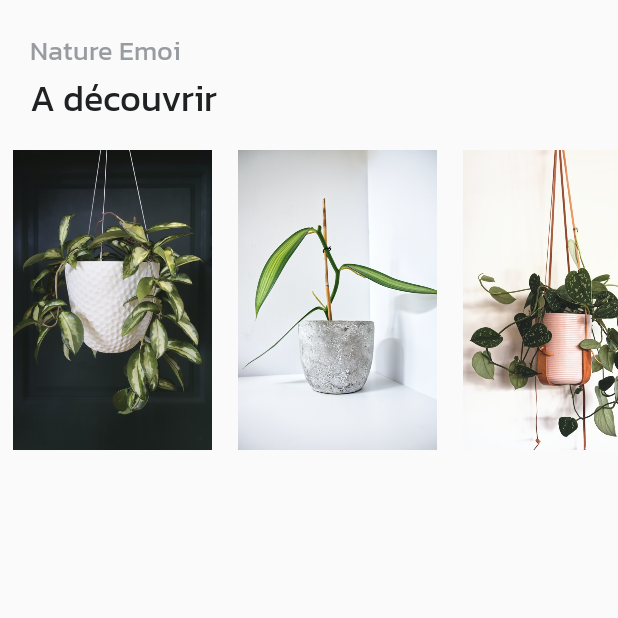
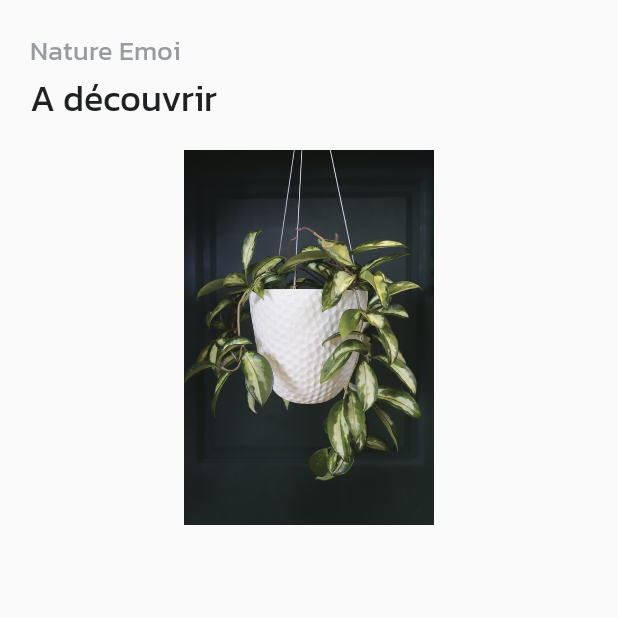
Before and after one commit to walidsrk/Kotlin_app_nature_collection, an Android app: the screen it shows after launch (MainActivity), on a phone screen of 412 x 824 dp, the top half of it. Run offline under Robolectric (Android 15) with nearby library versions, the phone set to English and light mode, and no system bars.

Commit message:
create a list of image plant

```diff
--- /dev/null
+++ b/app/src/main/java/be/waser/naturecollection/adapter/PlantAdapter.kt
@@ -0,0 +1,28 @@
+package be.waser.naturecollection.adapter
+
+import android.view.LayoutInflater
+import android.view.View
+import android.view.ViewGroup
+import android.widget.ImageView
+import androidx.recyclerview.widget.RecyclerView
+import be.waser.naturecollection.R
+
+class PlantAdapter : RecyclerView.Adapter<PlantAdapter.ViewHolder>(){
+
+    // boite pour ranger tout les composants à controler
+    class ViewHolder(view: View) : RecyclerView.ViewHolder(view){
+        //image de la plante
+        val plantImage = view.findViewById<ImageView>(R.id.image_item)
+    }
+
+    override fun onCreateViewHolder(parent: ViewGroup, viewType: Int): ViewHolder {
+        val view = LayoutInflater.from(parent.context).inflate(R.layout.item_horizontal_plant,parent,false)
+        return ViewHolder(view)
+    }
+
+    override fun getItemCount(): Int {
+        return 5
+    }
+
+    override fun onBindViewHolder(holder: ViewHolder, position: Int) {}
+}
--- /dev/null
+++ b/app/src/main/java/be/waser/naturecollection/fragments/HomeFragment.kt
@@ -0,0 +1,23 @@
+package be.waser.naturecollection.fragments
+
+import android.os.Bundle
+import android.view.LayoutInflater
+import android.view.View
+import android.view.ViewGroup
+import androidx.fragment.app.Fragment
+import androidx.recyclerview.widget.RecyclerView
+import be.waser.naturecollection.R
+import be.waser.naturecollection.adapter.PlantAdapter
+
+class HomeFragment : Fragment() {
+
+    override fun onCreateView(inflater: LayoutInflater, container: ViewGroup?, savedInstanceState: Bundle?): View? {
+        val view = inflater?.inflate(R.layout.fragment_home, container, false)
+
+        //recuperer le recyclerview
+        val horizontalRecyclerView = view.findViewById<RecyclerView>(R.id.horizontal_recycler_view)
+        horizontalRecyclerView.adapter = PlantAdapter()
+
+        return view
+    }
+}
--- a/app/src/main/java/be/waser/naturecollection/fragments/homeFragment.kt
+++ /dev/null
@@ -1,15 +0,0 @@
-package be.waser.naturecollection.fragments
-
-import android.os.Bundle
-import android.view.LayoutInflater
-import android.view.View
-import android.view.ViewGroup
-import androidx.fragment.app.Fragment
-import be.waser.naturecollection.R
-
-class HomeFragment : Fragment() {
-
-    override fun onCreateView(inflater: LayoutInflater, container: ViewGroup?, savedInstanceState: Bundle?): View? {
-        return inflater?.inflate(R.layout.fragment_home, container, false)
-    }
-}
--- a/app/src/main/res/layout/fragment_home.xml
+++ b/app/src/main/res/layout/fragment_home.xml
@@ -1,19 +1,14 @@
 <?xml version="1.0" encoding="utf-8"?>
 <LinearLayout xmlns:android="http://schemas.android.com/apk/res/android"
+    xmlns:app="http://schemas.android.com/apk/res-auto"
     android:orientation="horizontal"
     android:layout_width="match_parent"
     android:layout_height="match_parent">
 
-    <ImageView
-        android:layout_width="150dp"
-        android:layout_height="200dp"
-        android:src="@drawable/trending1"/>
-    <ImageView
-        android:layout_width="150dp"
-        android:layout_height="200dp"
-        android:src="@drawable/trending2"/>
-    <ImageView
-        android:layout_width="150dp"
-        android:layout_height="200dp"
-        android:src="@drawable/trending3"/>
+    <androidx.recyclerview.widget.RecyclerView
+        android:id="@+id/horizontal_recycler_view"
+        android:layout_width="match_parent"
+        android:layout_height="250dp"
+        android:orientation="horizontal"
+        app:layoutManager="androidx.recyclerview.widget.LinearLayoutManager" />
 </LinearLayout>
--- /dev/null
+++ b/app/src/main/res/layout/item_horizontal_plant.xml
@@ -0,0 +1,12 @@
+<?xml version="1.0" encoding="utf-8"?>
+<LinearLayout xmlns:android="http://schemas.android.com/apk/res/android"
+    android:orientation="vertical" android:layout_width="match_parent"
+    android:layout_height="match_parent">
+
+    <ImageView
+        android:id="@+id/image_item"
+        android:layout_width="match_parent"
+        android:layout_height="match_parent"
+        android:src="@drawable/trending1"/>
+
+</LinearLayout>
```
